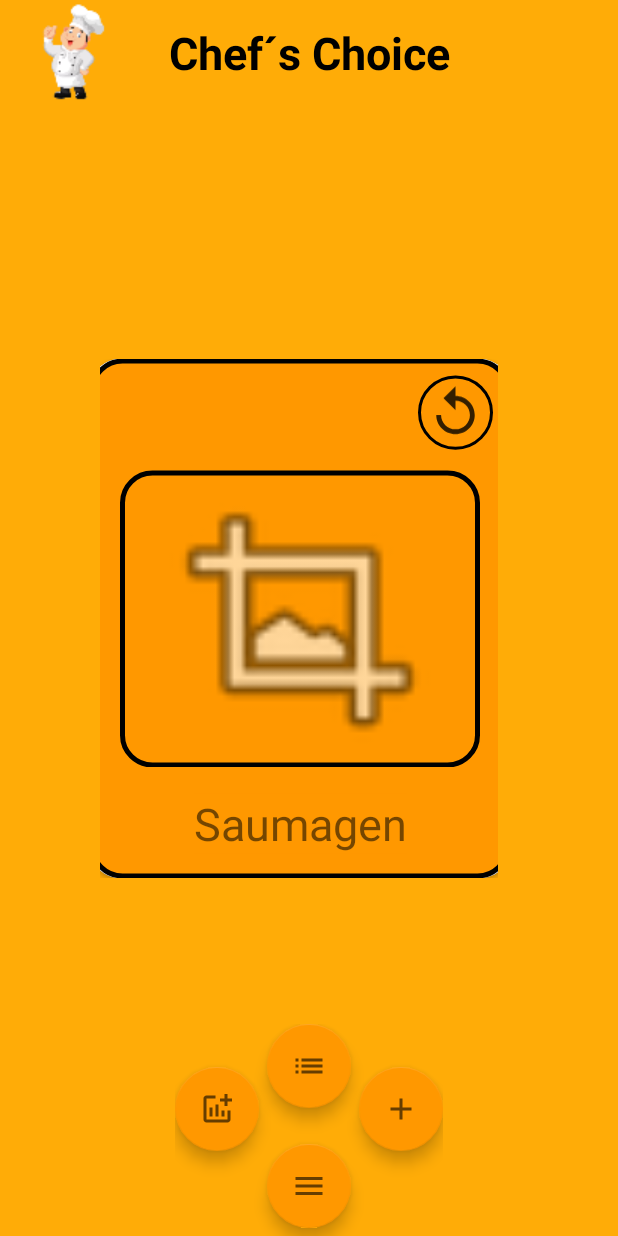
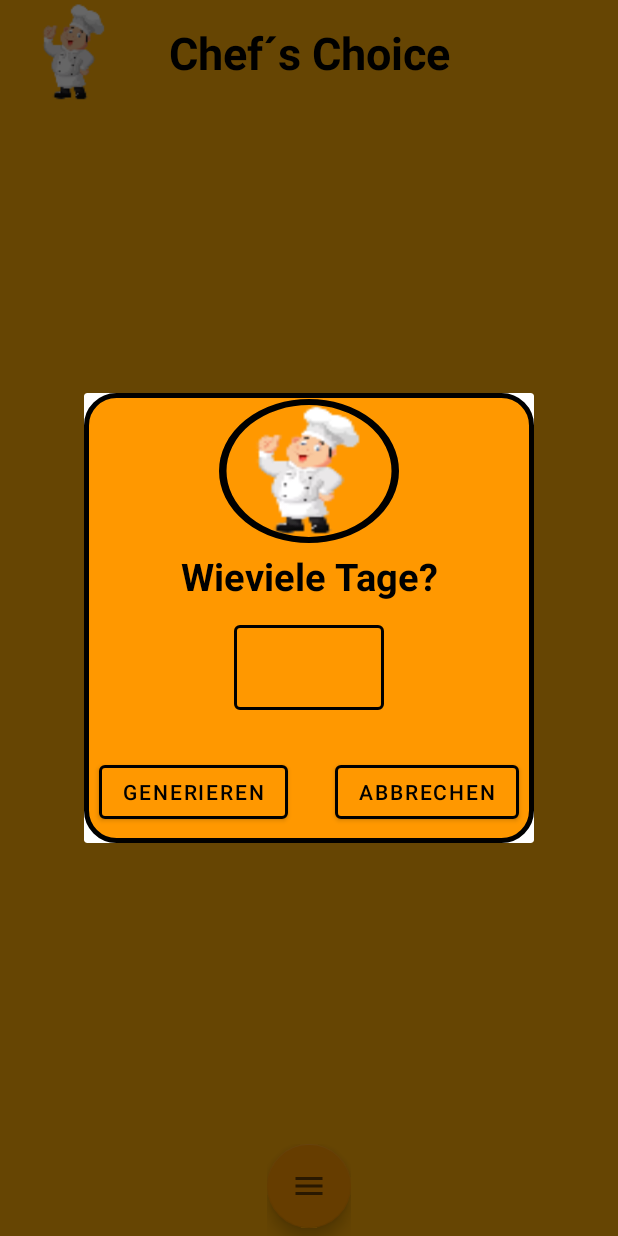
Before and after one commit to Ibot96/ChefsChoice, an Android app: the screen it shows after launch (LandingPage), after a tap on "Woche generieren lassen", on a phone screen of 412 x 824 dp. Run offline under Robolectric (Android 15) with nearby library versions, the phone set to English and light mode, and no system bars; 3 other taps on this screen came first.

Commit message:
card item radius gefixed (kein weißer spalt mehr) Es werden nun Rezepte generiert mit einer anzahl an tagen kleine änderungen an der benutzerfreundlichkeit der generieren methode sodass der viewpager während des popups ausgeblendet wird und wieder eingeblendet wenn das generieren abgebrochen oder erfolgreich war

```diff
--- a/app/src/main/java/com/example/chefschoice/Adapter/ViewPagerAdapter.java
+++ b/app/src/main/java/com/example/chefschoice/Adapter/ViewPagerAdapter.java
@@ -14,15 +14,16 @@ import com.example.chefschoice.Model.Recipe;
 import com.example.chefschoice.R;
 
 import java.util.ArrayList;
+import java.util.List;
 
 public class ViewPagerAdapter extends RecyclerView.Adapter<ViewPagerAdapter.ViewHolder> {
 
    Context context;
 
-   ArrayList<Recipe> recipes;
+   List<Recipe> recipes;
 
 
-    public ViewPagerAdapter(Context context, ArrayList<Recipe> recipes) {
+    public ViewPagerAdapter(Context context, List<Recipe> recipes) {
         this.context = context;
         this.recipes = recipes;
     }
--- a/app/src/main/java/com/example/chefschoice/LandingPage.java
+++ b/app/src/main/java/com/example/chefschoice/LandingPage.java
@@ -1,6 +1,5 @@
 package com.example.chefschoice;
 
-import androidx.annotation.NonNull;
 import androidx.appcompat.app.AppCompatActivity;
 import androidx.appcompat.widget.Toolbar;
 import androidx.core.app.ActivityCompat;
@@ -9,40 +8,45 @@ import androidx.viewpager2.widget.CompositePageTransformer;
 import androidx.viewpager2.widget.MarginPageTransformer;
 import androidx.viewpager2.widget.ViewPager2;
 import android.Manifest;
-import androidx.core.app.ActivityCompat;
-
+import android.app.Dialog;
 import android.content.Context;
 import android.content.Intent;
 import android.content.SharedPreferences;
 import android.content.pm.PackageManager;
+import android.database.sqlite.SQLiteDatabase;
 import android.os.Bundle;
-import android.preference.PreferenceManager;
+import java.util.Map;
+import java.util.Random;
 import android.util.Log;
 import android.view.View;
-
+import android.view.Window;
+import android.widget.Button;
+import android.widget.Toast;
 import com.example.chefschoice.Adapter.ViewPagerAdapter;
+import com.example.chefschoice.DAO.RecipeDAOImpl;
 import com.example.chefschoice.DB.DatabaseHelper;
 import com.example.chefschoice.Model.Recipe;
 import com.google.android.material.floatingactionbutton.FloatingActionButton;
-
+import com.google.android.material.textfield.TextInputEditText;
 import java.util.ArrayList;
 import java.util.List;
 
 public class LandingPage extends AppCompatActivity{
-    private ArrayList<Recipe> recipesWeek;
+    private List<Recipe> recipesWeek;
+    private List<Recipe> allRecipes;
+    private SharedPreferences preferences;
+    private List<Integer> currentWeekIDs;
     private ViewPager2 viewPager;
-
     private FloatingActionButton menuFab;
     private FloatingActionButton addFab,createFab, listFab;
-
     private Boolean areFabsVisible;
     private androidx.appcompat.widget.Toolbar toolbar;
+    private DatabaseHelper databaseHelper;
+    private SQLiteDatabase db;
+    private RecipeDAOImpl recipeDAO;
+    private Dialog dialog;
+    private TextInputEditText inputDays;
 
-    private DatabaseHelper databaseHelper;
-
-    private List<Integer> currentWeekIDs;
-
-    private SharedPreferences preferences;
 
 
     @Override
@@ -53,16 +57,66 @@ public class LandingPage extends AppCompatActivity{
         setSupportActionBar(toolbar);
         getSupportActionBar().setDisplayShowTitleEnabled(false);
         getSupportActionBar().setDisplayShowHomeEnabled(true);
+        askPermission();
 
-        currentWeekIDs = new ArrayList<>();
-        preferences = getSharedPreferences("Current_Recipes", Context.MODE_PRIVATE);
+        //database initialisieren und alle rezepte holen
+        databaseHelper = new DatabaseHelper(this);
+        db = databaseHelper.getWritableDatabase();
+        recipeDAO = new RecipeDAOImpl(db);
+        allRecipes = recipeDAO.getAllRecipes();
+
+        //initialisierung von allen objekten (viewpager, Bedienmenu, Popupdialog)
         initViewpager();
         initFABMenu();
+        initDialog();
 
-        databaseHelper = new DatabaseHelper(this);
-        askPermission();
+        //sharedpreferences abfragen
+        preferences = getSharedPreferences("Current_Recipes", Context.MODE_PRIVATE);
+        Map<String, ?> allPrefs = preferences.getAll();
+
+
+        if (!allPrefs.isEmpty()){
+            Log.d("Preferences","in");
+            for (Map.Entry<String, ?> entry : allPrefs.entrySet()) {
+                if (entry.getValue() instanceof Integer) {
+                    currentWeekIDs.add((Integer) entry.getValue());
+                    recipesWeek.add(recipeDAO.getRecipeById((Integer) entry.getValue()));
+                }
+            }
+
+            showViewpager();
+        }
+
     }
 
+    private void initDialog() {
+        dialog= new Dialog(this);
+        dialog.requestWindowFeature(Window.FEATURE_NO_TITLE);
+        dialog.setContentView(R.layout.genpopup);
+        dialog.setCanceledOnTouchOutside(false);
+
+        Button genButton = dialog.findViewById(R.id.generierenPopUp);
+        Button cancelButton = dialog.findViewById(R.id.abbrechenPopUp);
+        inputDays = dialog.findViewById(R.id.inputTage);
+
+        genButton.setOnClickListener(v -> {
+            genRecipes();
+            if (!inputDays.getText().toString().equals("")){
+                dialog.dismiss();
+            }
+            if (viewPager!=null&&!dialog.isShowing()){
+                viewPager.setVisibility(View.VISIBLE);
+            }
+            showViewpager();
+
+        });
+        cancelButton.setOnClickListener(v -> {
+            dialog.dismiss();
+            if (viewPager!=null){
+                viewPager.setVisibility(View.VISIBLE);
+            }
+        });
+    }
     private void initFABMenu(){
         addFab = (FloatingActionButton) findViewById(R.id.menu_add);
         createFab = (FloatingActionButton) findViewById(R.id.menu_create);
@@ -76,23 +130,8 @@ public class LandingPage extends AppCompatActivity{
         areFabsVisible = false;
 
         menuFab.setOnClickListener(v -> {
-            if(!areFabsVisible){
-                //show
-                addFab.show();
-                createFab.show();
-                listFab.show();
-
-                areFabsVisible = true;
-            }else{
-                //hide
-                addFab.hide();
-                createFab.hide();
-                listFab.hide();
-
-                areFabsVisible = false;
-            }
+            toggleFABMenu();
         });
-
         listFab.setOnClickListener(v -> {
             startActivity(new Intent(LandingPage.this,RezeptUebersicht.class));
         });
@@ -100,59 +139,109 @@ public class LandingPage extends AppCompatActivity{
             startActivity(new Intent(LandingPage.this, RezeptEingabe.class));
         });
         createFab.setOnClickListener(v -> {
+            if (currentWeekIDs.size()!=0){
+                viewPager.setVisibility(View.INVISIBLE);
+            }
+            inputDays.setText("");
+            dialog.show();
+            toggleFABMenu();
+        });
 
-        });
     }
+
+    private void toggleFABMenu() {
+        if(!areFabsVisible){
+            //show
+            addFab.show();
+            createFab.show();
+            listFab.show();
+
+            areFabsVisible = true;
+        }else{
+            //hide
+            addFab.hide();
+            createFab.hide();
+            listFab.hide();
+
+            areFabsVisible = false;
+        }
+    }
+
     private void initViewpager(){
-        //todo bilder müssen auf bestimmte größe angepasst werden
+        //todo
+        // 1. bilder müssen auf bestimmte größe angepasst werden
+        // 2. es wird immer nur eine seite geladen
+        currentWeekIDs = new ArrayList<>();
+        recipesWeek = new ArrayList<>();
+        viewPager = new ViewPager2(this);
         viewPager = findViewById(R.id.ViewPager);
-        int[] images = {
-                R.drawable.saumagen,
-                R.drawable.kartoffelsalat,
-                R.drawable.schnitzel,
-                R.drawable.steak
-        };
-
-        String[] rezeptname = {
-                "Saumagen",
-                "Kartoffelsalat",
-                "Schnitzel",
-                "Steak"
-        };
-        recipesWeek = new ArrayList<>();
-        for(int i=0;i< images.length;i++){
-            Recipe recipe = new Recipe(rezeptname[i],"",null); // todo int -> byte[]
-            recipesWeek.add(recipe);
-        }
-
-
         viewPager.setClipToPadding(false);
         viewPager.setPadding(100,0,120,0);
         viewPager.setClipChildren(false);
-        viewPager.setOffscreenPageLimit(2);
+        viewPager.setOffscreenPageLimit(3);
         viewPager.getChildAt(0).setOverScrollMode(View.OVER_SCROLL_NEVER);
 
+    }
+    private void genRecipes() {
+        String daysString = inputDays.getText().toString();
+        SharedPreferences.Editor myEditor = preferences.edit();;
+        myEditor.clear();
 
+        if (!daysString.equals("")){
+            int days = Integer.parseInt(daysString);
+            currentWeekIDs = getRandomElements(allRecipes, days);
+        }
+
+        if(currentWeekIDs!=null){
+            for (int i=0;i<currentWeekIDs.size();i++){
+                myEditor.putInt("ID"+i,currentWeekIDs.get(i));
+            }
+        }
+        myEditor.commit();
+
+    }
+    private List<Integer> getRandomElements(List<Recipe> recipes, int days ){
+        List<Recipe> tmpRecipes = new ArrayList<>(recipes);
+        List<Integer> tmpIDList = new ArrayList<>();
+        if (days == 0){
+            Toast toast = new Toast(this);
+            toast.setText("Mindestens 1 eingeben");
+            toast.show();
+            return null;
+        }
+        if (days > recipes.size()) {
+            Toast toast = new Toast(this);
+            toast.setText("Nicht genügend Rezepte");
+            toast.show();
+            return null;
+        }
+
+        Random random = new Random();
+        recipesWeek.clear();
+        for (int i = 0; i < days; i++) {
+            int randomIndex = random.nextInt(tmpRecipes.size());
+            recipesWeek.add(tmpRecipes.get(randomIndex));
+            tmpIDList.add(tmpRecipes.get(randomIndex).getId());
+            tmpRecipes.remove(randomIndex);
+        }
+
+        return tmpIDList;
+    }
+    private void showViewpager() {
         CompositePageTransformer transformer = new CompositePageTransformer();
         transformer.addTransformer(new MarginPageTransformer(40));
-        transformer.addTransformer(new ViewPager2.PageTransformer() {
-            @Override
-            public void transformPage(@NonNull View page, float position) {
-                float r= 1- Math.abs(position);
-                page.setScaleY(0.85f + r * 0.14f);
-            }
+        transformer.addTransformer((page, position) -> {
+            float r= 1- Math.abs(position);
+            page.setScaleY(0.85f + r * 0.14f);
         });
+        for (Recipe r: recipesWeek) {
+            Log.d("viewpager", r.getName());
+        }
         viewPager.setAdapter(new ViewPagerAdapter(this,recipesWeek));
         viewPager.setPageTransformer(transformer);
-
     }
 
-    //Rufe die generierenActivity auf
-    public void genTage(View v) {
 
-
-
-    }
     //neu laden des ausgewählten Tages
     public void reloadDay(View v) {
 
--- a/app/src/main/java/com/example/chefschoice/RezeptEingabe.java
+++ b/app/src/main/java/com/example/chefschoice/RezeptEingabe.java
@@ -158,7 +158,7 @@ public class RezeptEingabe extends AppCompatActivity {
                 }
                 String name = inputZutatenName.getText().toString();
                 String mengeText = inputZutatenMenge.getText().toString();
-                Double menge = Double.valueOf(mengeText);
+                double menge = Double.parseDouble(mengeText);
                 String einheit = dropdown.getText().toString();
                 Ingredient ingredient = new Ingredient(name, menge, einheit);
                 ingredientList.add(ingredient);
--- a/app/src/main/res/drawable/card_corner.xml
+++ b/app/src/main/res/drawable/card_corner.xml
@@ -1,6 +1,7 @@
 <?xml version="1.0" encoding="utf-8"?>
 <shape xmlns:android="http://schemas.android.com/apk/res/android" android:shape="rectangle" >
-    <solid android:color="?attr/colorPrimary"></solid>
+    <solid android:color="?attr/colorPrimary"/>
     <stroke android:width="3dip" android:color="#000000"/>
     <corners android:radius="20dp"/>
+
 </shape>
--- /dev/null
+++ b/app/src/main/res/drawable/icon_border.xml
@@ -0,0 +1,6 @@
+<?xml version="1.0" encoding="utf-8"?>
+<shape xmlns:android="http://schemas.android.com/apk/res/android" >
+        <solid android:color="?attr/colorPrimary"/>
+        <corners android:radius="100dp"/>
+        <stroke android:color="@color/black" android:width="2sp"/>
+</shape>
--- a/app/src/main/res/layout/card_item_viewpager.xml
+++ b/app/src/main/res/layout/card_item_viewpager.xml
@@ -7,8 +7,7 @@
     <androidx.cardview.widget.CardView
         android:layout_width="280dp"
         android:layout_height="350dp"
-        android:background="?attr/colorPrimaryDark"
-        app:cardCornerRadius="20dp"
+        app:cardCornerRadius="21dp"
         app:layout_constraintBottom_toBottomOf="parent"
         app:layout_constraintEnd_toEndOf="parent"
         app:layout_constraintHorizontal_bias="0.5"
@@ -33,27 +32,28 @@
                 android:background="@drawable/card_corner"
                 app:layout_constraintBottom_toBottomOf="parent"
                 app:layout_constraintEnd_toEndOf="parent"
+                app:layout_constraintHorizontal_bias="0.0"
                 app:layout_constraintStart_toStartOf="parent"
                 app:layout_constraintTop_toTopOf="parent"
-                app:srcCompat="@android:drawable/ic_menu_crop"></ImageView>
+                app:srcCompat="@android:drawable/ic_menu_crop" />
 
             <TextView
                 android:id="@+id/Rezeptname"
                 android:layout_width="wrap_content"
                 android:layout_height="wrap_content"
                 android:textSize="30sp"
-                android:text="Rezeptname"
+                android:text="@string/rezeptname"
                 android:background="?attr/colorPrimary"
                 app:layout_constraintBottom_toBottomOf="parent"
                 app:layout_constraintEnd_toEndOf="parent"
                 app:layout_constraintStart_toStartOf="parent"
-                app:layout_constraintTop_toBottomOf="@+id/rezeptbild"></TextView>
+                app:layout_constraintTop_toBottomOf="@+id/rezeptbild" />
 
             <ImageView
                 android:id="@+id/reloadButton"
                 android:layout_width="50dp"
                 android:layout_height="50dp"
-                android:contentDescription="reload"
+                android:contentDescription="@string/reload"
                 android:background="@drawable/reloadbutton"
                 android:src="@drawable/ic_action_reload3"
                 app:layout_constraintEnd_toEndOf="parent"
--- a/app/src/main/res/layout/genpopup.xml
+++ b/app/src/main/res/layout/genpopup.xml
@@ -1,116 +1,86 @@
 <?xml version="1.0" encoding="utf-8"?>
-<androidx.constraintlayout.widget.ConstraintLayout xmlns:android="http://schemas.android.com/apk/res/android"
+<androidx.constraintlayout.widget.ConstraintLayout
+    xmlns:android="http://schemas.android.com/apk/res/android"
+    xmlns:app="http://schemas.android.com/apk/res-auto"
     xmlns:tools="http://schemas.android.com/tools"
-    xmlns:app="http://schemas.android.com/apk/res-auto"
+    android:id="@+id/constraintLayout"
     android:layout_width="300dp"
     android:layout_height="300dp"
     android:layout_gravity="center"
-    android:background="@drawable/card_corner">
+    android:background="@drawable/card_corner"
+    app:layout_constraintCircleRadius="20dp"
+    app:layout_constraintBottom_toBottomOf="parent"
+    app:layout_constraintEnd_toEndOf="parent"
+    app:layout_constraintStart_toStartOf="parent"
+    app:layout_constraintTop_toTopOf="parent">
+
+    <ImageView
+        android:id="@+id/roundAppIcon"
+        android:background="@drawable/icon_border"
+        android:layout_width="wrap_content"
+        android:layout_height="wrap_content"
+        android:scaleX="2.5"
+        android:scaleY="2"
+        android:src="@mipmap/ic_launcher"
+        android:layout_marginTop="28dp"
+        app:layout_constraintEnd_toEndOf="parent"
+        app:layout_constraintStart_toStartOf="parent"
+        app:layout_constraintTop_toTopOf="parent" />
 
     <TextView
-        android:id="@+id/textView"
+        android:layout_width="wrap_content"
+        android:layout_height="wrap_content"
+        android:layout_marginBottom="10dp"
+        android:text="@string/wieviele_tage"
+        android:textColor="@color/black"
+        android:textSize="25sp"
+        android:textStyle="bold"
+        app:layout_constraintBottom_toTopOf="@+id/inputTageLayout"
+        app:layout_constraintEnd_toEndOf="parent"
+        app:layout_constraintStart_toStartOf="parent" />
+
+    <com.google.android.material.textfield.TextInputLayout
+        android:id="@+id/inputTageLayout"
+        style="@style/Widget.MaterialComponents.TextInputLayout.OutlinedBox"
+        android:layout_width="100dp"
+        android:layout_height="wrap_content"
+        android:layout_marginHorizontal="10dp"
+        android:layout_marginTop="60dp"
+        app:boxStrokeColor="@color/black"
+        app:boxStrokeWidth="3dp"
+        app:layout_constraintBottom_toBottomOf="parent"
+        app:layout_constraintEnd_toEndOf="parent"
+        app:layout_constraintStart_toStartOf="parent"
+        app:layout_constraintTop_toTopOf="parent">
+
+        <com.google.android.material.textfield.TextInputEditText
+            android:id="@+id/inputTage"
+            android:layout_width="match_parent"
+            android:layout_height="match_parent"
+            android:inputType="number" />
+    </com.google.android.material.textfield.TextInputLayout>
+
+    <Button
+        android:id="@+id/abbrechenPopUp"
         android:layout_width="wrap_content"
         android:layout_height="wrap_content"
         android:layout_margin="10dp"
-        android:text="Generieren"
-        android:textColor="@color/Primary_Text"
-        android:textSize="20sp"
-        app:layout_constraintBottom_toTopOf="@+id/Tage"
-        app:layout_constraintStart_toStartOf="parent"
-        app:layout_constraintTop_toTopOf="parent" />
-
-    <androidx.constraintlayout.widget.ConstraintLayout
-        android:id="@+id/Tage"
-        android:layout_width="match_parent"
-        android:layout_height="wrap_content"
-        android:layout_marginTop="60dp"
-        android:orientation="horizontal"
-        app:layout_constraintTop_toTopOf="parent">
-
-        <TextView
-            android:id="@+id/Tagetext"
-            android:layout_width="wrap_content"
-            android:layout_height="wrap_content"
-            android:text="Tage"
-            app:layout_constraintBottom_toBottomOf="parent"
-            app:layout_constraintEnd_toStartOf="@+id/textInputLayout2"
-            app:layout_constraintStart_toStartOf="parent"
-            app:layout_constraintTop_toTopOf="parent"
-            android:layout_marginLeft="30dp"
-            />
-
-        <com.google.android.material.textfield.TextInputLayout
-            android:id="@+id/textInputLayout2"
-            android:layout_width="223dp"
-            android:layout_height="35dp"
-            android:layout_gravity="center"
-            android:layout_marginLeft="10dp"
-            app:layout_constraintBottom_toBottomOf="parent"
-            app:layout_constraintStart_toEndOf="@+id/Tagetext"
-            app:layout_constraintTop_toTopOf="parent">
-
-            <com.google.android.material.textfield.TextInputEditText
-                android:id="@+id/TageEditText"
-                android:layout_width="200dp"
-                android:layout_height="match_parent"
-                android:background="@drawable/edit_text_border"
-                android:layout_gravity="center"/>
-        </com.google.android.material.textfield.TextInputLayout>
-
-
-    </androidx.constraintlayout.widget.ConstraintLayout>
-
-
-    <androidx.constraintlayout.widget.ConstraintLayout
-        android:layout_width="match_parent"
-        android:layout_height="wrap_content"
-        android:orientation="horizontal"
-        android:layout_marginTop="20dp"
+        android:text="@string/abbrechen"
+        android:textColor="@color/black"
+        app:layout_constraintBottom_toBottomOf="parent"
         app:layout_constraintEnd_toEndOf="parent"
-        app:layout_constraintStart_toStartOf="parent"
-        app:layout_constraintTop_toBottomOf="@id/Tage">
-
-        <TextView
-            android:id="@+id/textView4"
-            android:layout_width="wrap_content"
-            android:layout_height="wrap_content"
-            android:layout_weight="1"
-            android:text="Personen"
-            android:layout_marginLeft="16dp"
-            app:layout_constraintBottom_toBottomOf="parent"
-            app:layout_constraintStart_toStartOf="parent"
-            app:layout_constraintTop_toTopOf="parent" />
-
-        <EditText
-            android:id="@+id/PersonNumber"
-            android:layout_width="30dp"
-            android:layout_height="wrap_content"
-            android:layout_weight="1"
-            android:ems="10"
-            android:background="@drawable/edit_text_border"
-            android:inputType="number"
-            android:layout_marginLeft="8dp"
-            app:layout_constraintBottom_toBottomOf="parent"
-            app:layout_constraintStart_toEndOf="@+id/textView4"
-            app:layout_constraintTop_toTopOf="parent" />
-    </androidx.constraintlayout.widget.ConstraintLayout>
+        app:strokeWidth="2dp" />
 
     <Button
-        android:id="@+id/abbrechen"
+        android:id="@+id/generierenPopUp"
         android:layout_width="wrap_content"
         android:layout_height="wrap_content"
         android:layout_margin="10dp"
-        android:text="abbrechen"
+        android:text="@string/generieren"
+        android:textColor="@color/black"
         app:layout_constraintBottom_toBottomOf="parent"
-        app:layout_constraintEnd_toEndOf="parent" />
+        app:layout_constraintStart_toStartOf="parent"
+        app:strokeWidth="2dp" />
 
-    <Button
-        android:id="@+id/generieren"
-        android:layout_width="wrap_content"
-        android:layout_height="wrap_content"
-        android:layout_margin="10dp"
-        android:text="generieren"
-        app:layout_constraintBottom_toBottomOf="parent"
-        app:layout_constraintStart_toStartOf="parent" />
 
 </androidx.constraintlayout.widget.ConstraintLayout>
--- a/app/src/main/res/layout/landing_page.xml
+++ b/app/src/main/res/layout/landing_page.xml
@@ -4,7 +4,8 @@
     xmlns:tools="http://schemas.android.com/tools"
     android:layout_width="match_parent"
     android:layout_height="match_parent"
-    tools:context=".LandingPage">
+    tools:context=".LandingPage"
+    android:id="@+id/landingPage">
 
     <androidx.appcompat.widget.Toolbar
         android:id="@+id/toolbar"
@@ -22,8 +23,8 @@
             android:scaleX="1.5"
             android:scaleY="1.5"
             android:src="@mipmap/ic_launcher"
-            android:layout_gravity="left"
-            android:layout_marginLeft="25dp"
+            android:layout_gravity="start"
+            android:layout_marginStart="25dp"
             />
         <TextView
             android:layout_width="wrap_content"
--- a/app/src/main/res/values/strings.xml
+++ b/app/src/main/res/values/strings.xml
@@ -1,6 +1,16 @@
 <resources>
     <string name="app_name">Chef´s Choice</string>
     <string name="genbutton">Generieren</string>
+    <string name="generieren">generieren</string>
+    <string name="abbrechen">abbrechen</string>
+    <string name="add">add</string>
+    <string name="speichern">speichern</string>
+    <string name="rezeptname">Rezeptname</string>
+    <string name="anzahl_an_tagen">Anzahl an Tagen</string>
+    <string name="wieviele_tage">Wieviele Tage?</string>
+    <string name="mengeText">Menge immer für eine Person</string>
+    <string name="zutatenname">Zutatenname</string>
+    <string name="reload">reload</string>
     <string-array name="einheiten">
         <item>ml</item>
         <item>g</item>
```
Also changed, not shown: app/src/main/res/layout/rezept_eingabe.xml (+7 -7 lines).
